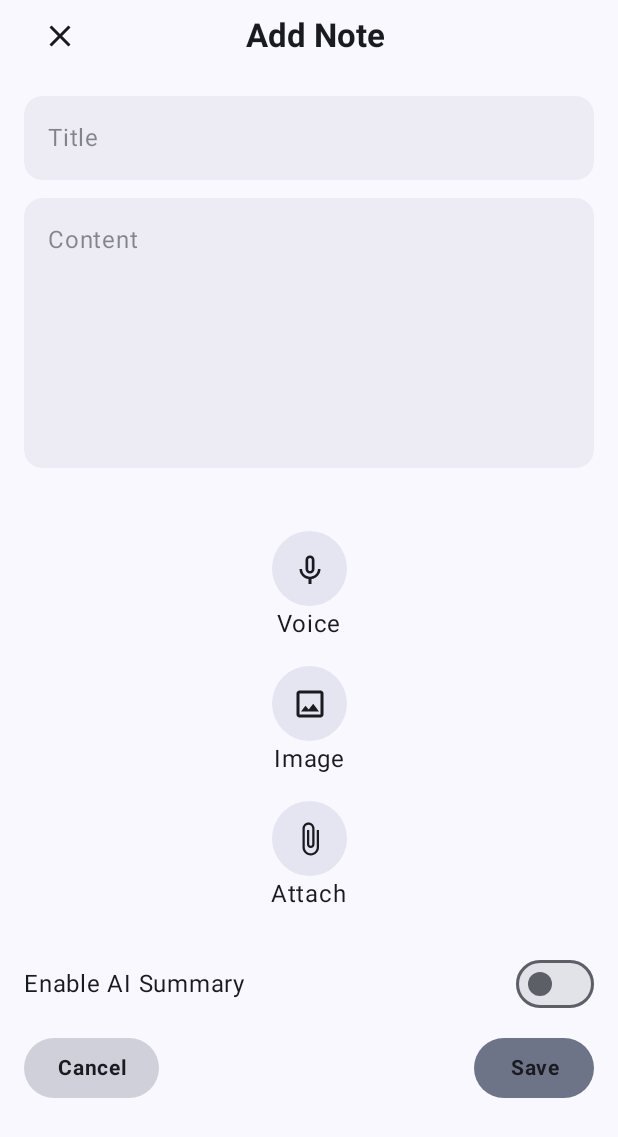
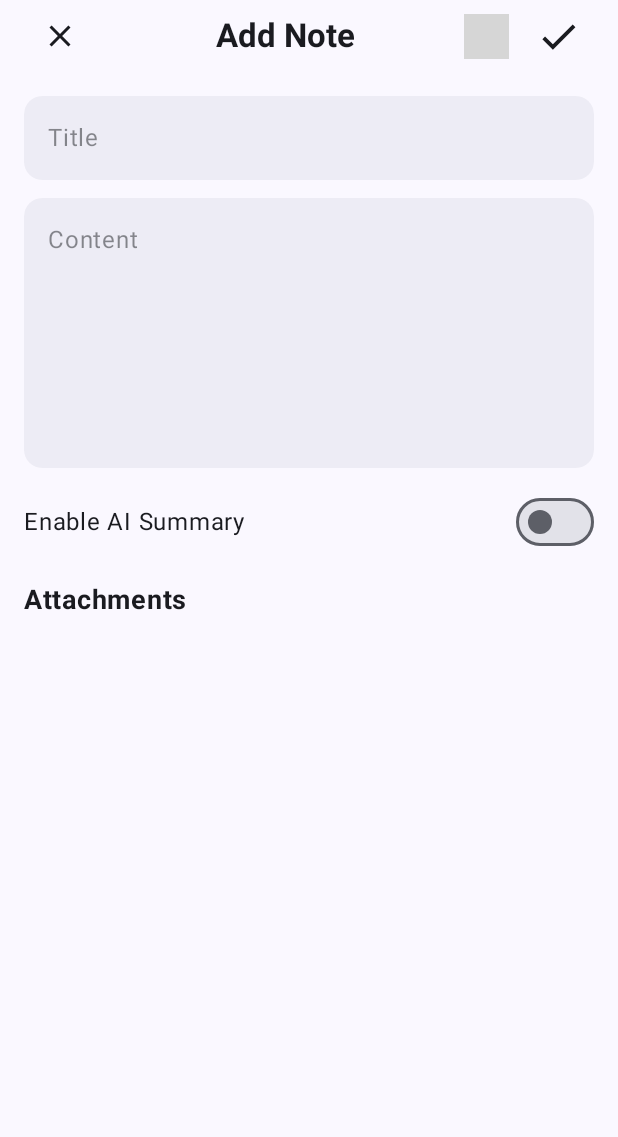
Before and after one commit to Azam0221/Intellecta, an Android app built with Jetpack Compose: the composable AddNoteScreen shown on its own in the app's theme, on a phone screen of 412 x 824 dp. Shown: the top 1137 px of the screen. Run offline under Robolectric (Android 15) with nearby library versions, the phone set to English and light mode, and no system bars; our stand-ins replace Room's generated code; 2 statements that could not run were skipped; grey boxes are pictures that could not be loaded.

Commit message:
File card and Attachments dropdown menu

```diff
--- /dev/null
+++ b/app/src/main/java/com/example/intellecta/model/AttachmentsOption.kt
@@ -0,0 +1,9 @@
+package com.example.intellecta.model
+
+import androidx.annotation.DrawableRes
+
+data class AttachmentsOption(
+    val name : String,
+    @DrawableRes val icon : Int,
+    val onClick:() -> Unit
+)
--- a/app/src/main/java/com/example/intellecta/ui/screens/AddNoteScreen.kt
+++ b/app/src/main/java/com/example/intellecta/ui/screens/AddNoteScreen.kt
@@ -14,6 +14,7 @@ import androidx.compose.material3.Switch
 import androidx.compose.foundation.layout.Arrangement
 import androidx.compose.foundation.layout.Arrangement.Center
 import androidx.compose.foundation.layout.Arrangement.SpaceBetween
+import androidx.compose.foundation.layout.Box
 import androidx.compose.foundation.layout.Column
 import androidx.compose.foundation.lazy.items
 import androidx.compose.foundation.layout.Row
@@ -24,6 +25,7 @@ import androidx.compose.foundation.layout.height
 import androidx.compose.foundation.layout.padding
 import androidx.compose.foundation.layout.size
 import androidx.compose.foundation.layout.width
+import androidx.compose.foundation.lazy.LazyColumn
 import androidx.compose.foundation.lazy.LazyRow
 import androidx.compose.foundation.rememberScrollState
 import androidx.compose.foundation.shape.CircleShape
@@ -33,6 +35,7 @@ import androidx.compose.material.icons.Icons
 import androidx.compose.material.icons.filled.Close
 import androidx.compose.material3.TextFieldDefaults
 import androidx.compose.material.icons.filled.Person
+import androidx.compose.material.icons.outlined.Check
 import androidx.compose.material.icons.outlined.Clear
 import androidx.compose.material3.Button
 import androidx.compose.material3.ButtonDefaults
@@ -46,7 +49,9 @@ import androidx.compose.material3.Text
 import androidx.compose.runtime.Composable
 import androidx.compose.runtime.collectAsState
 import androidx.compose.runtime.getValue
+import androidx.compose.runtime.mutableStateOf
 import androidx.compose.runtime.remember
+import androidx.compose.runtime.setValue
 import androidx.compose.ui.Alignment
 import androidx.compose.ui.Alignment.Companion.CenterVertically
 import androidx.compose.ui.Modifier
@@ -63,6 +68,8 @@ import androidx.compose.ui.unit.sp
 import androidx.navigation.NavHostController
 import com.example.intellecta.FileType
 import com.example.intellecta.R
+import com.example.intellecta.model.AttachmentsOption
+import com.example.intellecta.ui.components.AttachmentsOptionBox
 import com.example.intellecta.ui.components.FileCard
 import com.example.intellecta.viewmodel.NoteViewModel
 import org.koin.androidx.compose.koinViewModel
@@ -73,6 +80,8 @@ fun AddNoteScreen( navCtrl : NavHostController
 ) {
     val viewModel: NoteViewModel = koinViewModel()
     val uiState by viewModel.uiState.collectAsState()
+
+    var showOptions by remember { mutableStateOf(false) }
 
     // File pickers
     // 1. gallery/camera
@@ -100,16 +109,18 @@ fun AddNoteScreen( navCtrl : NavHostController
         }
     }
 
-    val scrollState = rememberScrollState()
-    Scaffold() { innerPadding ->
+   // val scrollState = rememberScrollState()
+    Scaffold(
+
+    ) { innerPadding ->
         Column(modifier = Modifier
             .fillMaxSize()
             .padding(innerPadding)
             .padding(start=16.dp,end = 16.dp)
-            .verticalScroll(scrollState)) {
+        ) {
             Row(
                 modifier = Modifier.fillMaxWidth(),
-                verticalAlignment = CenterVertically
+                verticalAlignment = Alignment.CenterVertically
             ) {
                 IconButton(
                     onClick = { navCtrl.popBackStack() },
@@ -119,9 +130,56 @@ fun AddNoteScreen( navCtrl : NavHostController
                         )
                 }
 
-                Spacer(modifier = Modifier.padding(horizontal = 50.dp))
+                Spacer(modifier = Modifier.padding(horizontal = 40.dp))
 
                 Text(text = "Add Note", fontWeight = Bold, style = MaterialTheme.typography.titleLarge)
+
+                Spacer(modifier = Modifier.weight(1f))
+
+                Box {
+                    IconButton(
+                        onClick = { showOptions = true },
+                        interactionSource = remember { MutableInteractionSource() },
+                    ) {
+                        Icon(
+                            painter = painterResource(R.drawable.outline_attachment_24),
+                            contentDescription = "attachments",
+                            modifier = Modifier.size(30.dp),
+
+                        )
+                    }
+
+                    AttachmentsOptionBox(
+                        showOption = showOptions,
+                        onDismiss = { showOptions = false },
+                        options = listOf(
+                            AttachmentsOption("Voice", R.drawable.outline_keyboard_voice_24) {
+                                audioRecorderLauncher.launch(Intent(MediaStore.Audio.Media.RECORD_SOUND_ACTION))
+                            },
+                            AttachmentsOption("Gallery", R.drawable.outline_image_24) {
+                                imagePickerLauncher.launch("image/*")
+                            },
+                            AttachmentsOption("Files", R.drawable.outline_attach_file_24) {
+                                docPickerLauncher.launch(arrayOf("*/*"))
+                            }
+                        )
+                    )
+                }
+
+
+                IconButton(
+                    onClick = {   viewModel.saveNote()
+                        if (uiState.isSaved) {
+                            navCtrl.popBackStack()
+                        }
+                     },
+                    interactionSource = remember { MutableInteractionSource() },
+                ){
+                    Icon(imageVector = Icons.Outlined.Check, contentDescription = "Close",
+                        modifier = Modifier.size(30.dp),
+                    )
+                }
+
 
             }
 
@@ -178,72 +236,7 @@ fun AddNoteScreen( navCtrl : NavHostController
                     errorBorderColor = Color.Transparent
                 )
             )
-
-            Spacer(modifier = Modifier.height(24.dp))
-
-            LazyRow(){
-                items(uiState.attachedFiles){ file->
-                    FileCard(
-                        imageRes = when (file.type) {
-                            FileType.AUDIO -> R.drawable.outline_keyboard_voice_24
-                            FileType.IMAGE -> R.drawable.outline_image_24
-                            FileType.DOCUMENT -> R.drawable.outline_attach_file_24
-                        },
-                        type = file.uri.lastPathSegment ?: "File",
-                        onClick = {viewModel.removeFile(file.uri,file.type)},
-                    )
-                }
-            }
-            Spacer(modifier = Modifier.height(18.dp))
-
-            // Voice, Image, Attach Buttons
-            Column(
-                modifier = Modifier.fillMaxWidth(),
-                horizontalAlignment = Alignment.CenterHorizontally
-            ) {
-                IconButton(onClick = {
-                    audioRecorderLauncher.launch(Intent(MediaStore.Audio.Media.RECORD_SOUND_ACTION))
-                },
-                    modifier = Modifier
-                        .size(50.dp)
-                        .clip(CircleShape)
-                        .background(MaterialTheme.colorScheme.primary.copy(alpha = 0.1f)))
-                {
-                    Icon(painter = painterResource(R.drawable.outline_keyboard_voice_24), contentDescription = "Voice")
-                }
-
-                Text("Voice")
-
-                Spacer(modifier = Modifier.height(16.dp))
-
-                IconButton(onClick = {
-                    imagePickerLauncher.launch("image/*")
-                },
-                    modifier = Modifier
-                        .size(50.dp)
-                        .clip(CircleShape)
-                        .background(MaterialTheme.colorScheme.primary.copy(alpha = 0.1f))
-                    ) {
-                    Icon(painter = painterResource(R.drawable.outline_image_24), contentDescription = "Image")
-                }
-                Text("Image")
-
-                Spacer(modifier = Modifier.height(16.dp))
-
-                IconButton(onClick = {
-                    docPickerLauncher.launch(arrayOf("*/*"))
-                },
-                    modifier = Modifier
-                        .size(50.dp)
-                        .clip(CircleShape)
-                        .background(MaterialTheme.colorScheme.primary.copy(alpha = 0.1f))) {
-                    Icon(painter = painterResource(R.drawable.outline_attach_file_24), contentDescription = "Attach")
-                }
-                Text("Attach")
-            }
-
-            Spacer(modifier = Modifier.height(24.dp))
-
+            Spacer(modifier = Modifier.height(12.dp))
 
             Row(
                 verticalAlignment = CenterVertically,
@@ -257,68 +250,28 @@ fun AddNoteScreen( navCtrl : NavHostController
                 )
             }
 
-            Spacer(modifier = Modifier.height(12.dp))
+            Spacer(modifier = Modifier.height(16.dp))
 
+            Text(text = "Attachments",
+                fontWeight = Bold,
+                fontSize = 18.sp)
 
-            Row(
-                modifier = Modifier.fillMaxWidth(),
-                horizontalArrangement = SpaceBetween
-            ) {
-                Row(
-                    verticalAlignment = CenterVertically,
-                    horizontalArrangement = Arrangement.spacedBy(0.dp, Alignment.CenterHorizontally),
-                    modifier = Modifier
+            Spacer(modifier = Modifier.height(10.dp))
 
-                        .width(90.dp)
-                        .height(40.dp)
-                        .clip(RoundedCornerShape(topStart = 20.dp, topEnd = 20.dp, bottomStart = 20.dp, bottomEnd = 20.dp))
-                        .background(color = MaterialTheme.colorScheme.secondaryContainer.copy(0.3f))
-
-                        .padding(start = 16.dp, top = 0.dp, end = 16.dp, bottom = 0.dp)
-
-                        .alpha(1f)
-                ) {
-
-                    Text(
-                        text = "Cancel",
-                        textAlign = TextAlign.Center,
-                        fontSize = 14.sp,
-                        fontWeight = Bold,
+            LazyColumn(){
+                items(uiState.attachedFiles){ file->
+                    FileCard(
+                        imageRes = when (file.type) {
+                            FileType.AUDIO -> R.drawable.outline_keyboard_voice_24
+                            FileType.IMAGE -> R.drawable.outline_image_24
+                            FileType.DOCUMENT -> R.drawable.outline_sticky_note_2_24
+                        },
+                        type = file.uri.lastPathSegment ?: "File",
+                        onClick = {viewModel.removeFile(file.uri,file.type)},
                     )
                 }
-                Row(
-                    verticalAlignment = CenterVertically,
-                    horizontalArrangement = Arrangement.spacedBy(0.dp, Alignment.CenterHorizontally),
-                    modifier = Modifier
-                        .width(80.dp)
-                        .height(40.dp)
-                        .clip(RoundedCornerShape(topStart = 20.dp, topEnd = 20.dp, bottomStart = 20.dp, bottomEnd = 20.dp))
-                        .background(color = MaterialTheme.colorScheme.secondaryContainer)
-                        .padding(start = 16.dp, top = 0.dp, end = 16.dp, bottom = 0.dp)
-                        .clickable {
-                            viewModel.saveNote()
-                            if (uiState.isSaved) {
-                                navCtrl.popBackStack()
-                            }
-                        }
-                        .alpha(1f)
-                ) {
+            }
 
-
-                    Text(
-                        text = "Save",
-                        textAlign = TextAlign.Center,
-                        fontSize = 14.sp,
-                        overflow = TextOverflow.Ellipsis,
-                        modifier = Modifier,
-                        fontWeight = Bold,
-                    )
-
-                }
-
-
-
-            }
 
         }
     }
```
Also changed, not shown: app/src/main/java/com/example/intellecta/ui/components/AttachedFile.kt (added, +9 -0 lines), app/src/main/java/com/example/intellecta/ui/components/AttachmentsOptionBox.kt (added, +63 -0 lines), app/src/main/java/com/example/intellecta/ui/components/FileCard.kt (+11 -18 lines), app/src/main/java/com/example/intellecta/ui/screens/EditNoteScreen.kt (+128 -108 lines).
